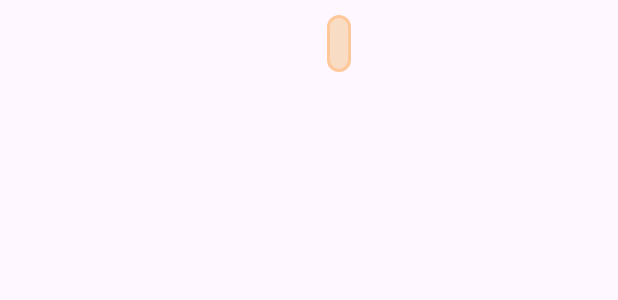
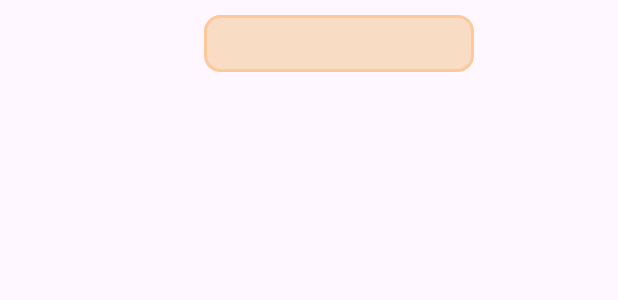
Before and after one commit to VeronikaGon/MyStyleBox, an Android app: the layout dialog_item.xml on its own in the app's theme, with its tools: preview values and no code run, on a phone screen of 412 x 824 dp. Shown: the top 300 px of the screen. Run offline under Robolectric (Android 15) with nearby library versions, the phone set to English and light mode, and no system bars.

```diff
--- a/app/src/main/res/layout/dialog_item.xml
+++ b/app/src/main/res/layout/dialog_item.xml
@@ -3,27 +3,24 @@
     android:padding="10dp"
     android:layout_width="match_parent"
     android:layout_height="wrap_content"
-    android:gravity="center"> <!-- Выравнивание по центру -->
+    android:gravity="center">
 
     <ImageView
         android:id="@+id/icon"
-        android:layout_width="24dp"
-        android:layout_height="24dp"
-        android:layout_marginEnd="16dp"
-       /> <!-- Центрирование иконки -->
-
-    <LinearLayout
-        android:layout_width="wrap_content"
+        android:layout_width="32dp"
+        android:layout_height="32dp"
+        android:layout_marginEnd="8dp"
+        android:gravity="center"
+        android:textAlignment="center"
+        android:layout_gravity="center"/>
+    <TextView
+        android:id="@+id/text"
+        android:textColor="#000000"
+        android:textSize="16sp"
+        android:layout_width="180dp"
         android:layout_height="wrap_content"
         android:background="@drawable/dialog_item_background"
-        android:padding="8dp">
-
-        <TextView
-            android:id="@+id/text"
-            android:textColor="#000000"
-            android:textSize="16sp"
-            android:layout_width="wrap_content"
-            android:layout_height="wrap_content" />
-    </LinearLayout>
-
+        android:padding="8dp"
+        android:gravity="center"
+        android:textAlignment="center"/>
 </LinearLayout>
```
Also changed, not shown: app/src/main/res/drawable/file.png, app/src/main/res/drawable/gallery.png.
